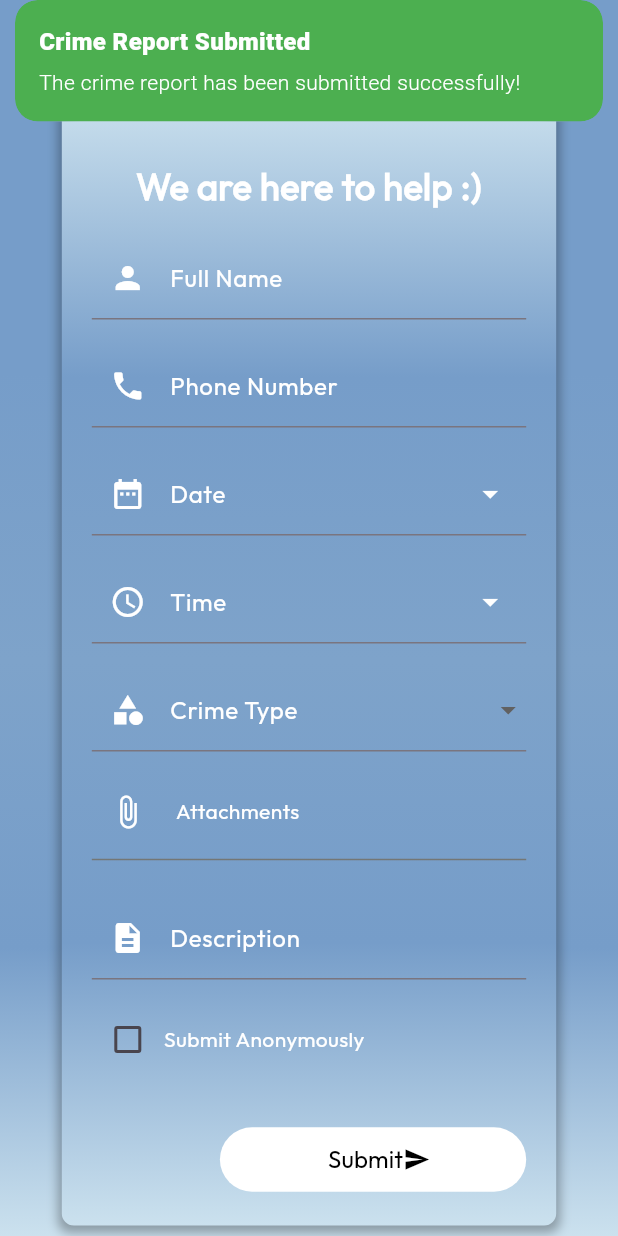
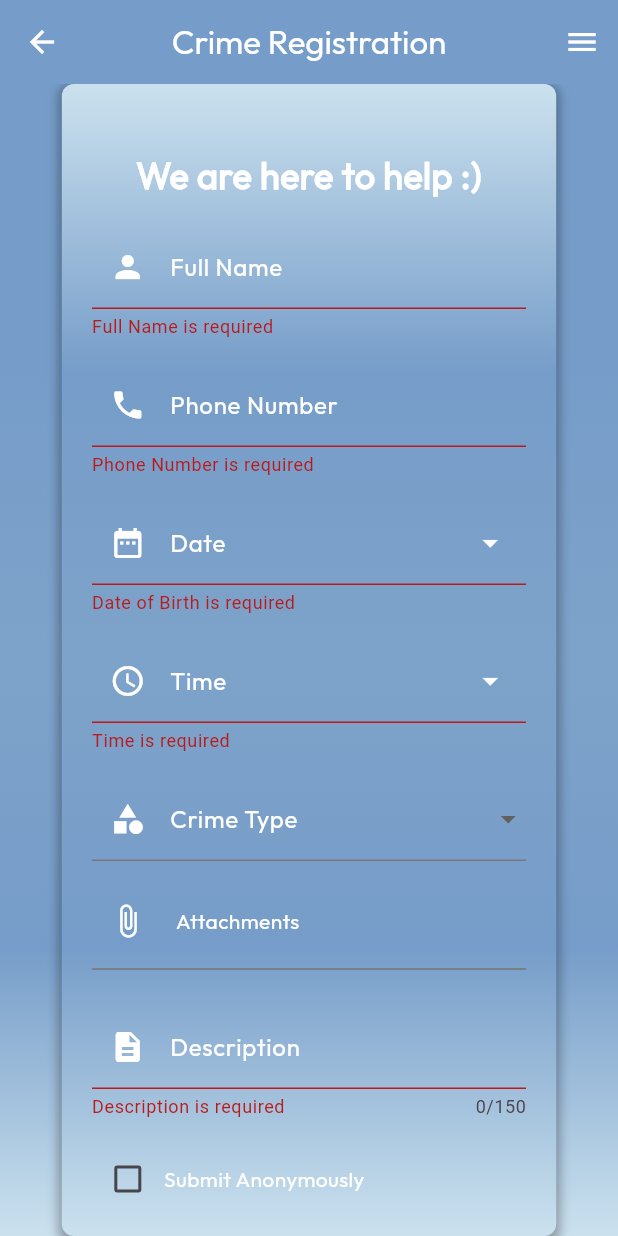
Before and after one commit to adan-s/FYP-Watchful-Eyes, a Flutter app: the CrimeRegistrationForm screen opened directly, after a tap on "Submit", on a phone screen of 412 x 824 dp. Run offline on Flutter 3.47's test engine with Material 3 defaults, Android fonts, the phone set to English and light mode, and no system bars; our stand-ins replace animated_text_kit, carousel_slider, cloud_firestore, file_picker, firebase_auth, firebase_core and 10 more; missing offline and left inert: flutter_animated_button; accounts and stored records are empty; project files that could hold a hidden picture were left out.

Commit message:
Crime Registrations validations

```diff
--- a/lib/screens/crime-registeration-form.dart
+++ b/lib/screens/crime-registeration-form.dart
@@ -1,5 +1,3 @@
-import 'package:firebase_storage/firebase_storage.dart';
-import 'package:firebase_storage/firebase_storage.dart';
 import 'package:flutter/foundation.dart';
 import 'package:flutter/material.dart';
 import 'package:file_picker/file_picker.dart';
@@ -23,6 +21,7 @@ class CrimeRegistrationForm extends StatefulWidget {
 }
 
 class _CrimeRegistrationFormState extends State<CrimeRegistrationForm> {
+  final GlobalKey<FormState> _formKey = GlobalKey<FormState>();
   DateTime selectedDate = DateTime.now();
   late TimeOfDay selectedTime;
 
@@ -105,6 +104,8 @@ class _CrimeRegistrationFormState extends State<CrimeRegistrationForm> {
               ],
             ),
             child: SingleChildScrollView(
+              child: Form(
+                key: _formKey,
                 child: Column(
                   crossAxisAlignment: CrossAxisAlignment.start,
                   children: [
@@ -126,24 +127,53 @@ class _CrimeRegistrationFormState extends State<CrimeRegistrationForm> {
                     SizedBox(height: 16.0),
                     TextFormField(
                       controller: controller.fullNameController,
+                      maxLength: 30,
                       style: TextStyle(color: Colors.white),
                       decoration: InputDecoration(
                         labelText: 'Full Name',
-                      labelStyle:
-                          TextStyle(fontFamily: 'outfit', color: Colors.white),
+                        counterText: '',
+                        labelStyle: TextStyle(
+                            fontFamily: 'outfit', color: Colors.white),
                         prefixIcon: Icon(Icons.person, color: Colors.white),
                       ),
+                      validator: (value) {
+                        if (value == null || value.isEmpty) {
+                          return 'Full Name is required';
+                        }
+                        if (value.length > 30) {
+                          return 'Max 30 characters allowed';
+                        }
+                        if (!RegExp(r'^[a-zA-Z ]+$').hasMatch(value)) {
+                          return 'Alphabets and Spaces allowed';
+                        }
+                        return null;
+                      },
                     ),
                     SizedBox(height: 16.0),
                     TextFormField(
                       controller: controller.phoneNumberController,
                       style: TextStyle(color: Colors.white),
+                      maxLength: 11,
                       decoration: InputDecoration(
                         labelText: 'Phone Number',
-                      labelStyle:
-                          TextStyle(fontFamily: 'outfit', color: Colors.white),
+                        counterText: '',
+                        labelStyle: TextStyle(
+                            fontFamily: 'outfit', color: Colors.white),
                         prefixIcon: Icon(Icons.phone, color: Colors.white),
                       ),
+                      keyboardType: TextInputType.phone,
+                      validator: (value) {
+                        if (value == null || value.isEmpty) {
+                          return 'Phone Number is required';
+                        }
+                        if (value.length > 11) {
+                          return 'Phone Number should not exceed 11 characters';
+                        }
+                        if (!RegExp(r'^[0-9]+$').hasMatch(value)) {
+                          return 'Phone Number can only contain numbers';
+                        }
+                        return null;
+                      },
                     ),
                     SizedBox(height: 16.0),
                     TextFormField(
@@ -170,7 +200,8 @@ class _CrimeRegistrationFormState extends State<CrimeRegistrationForm> {
                           return 'Date of Birth is required';
                         }
 
-                      final RegExp dateRegExp = RegExp(r'^\d{2}/\d{2}/\d{4}$');
+                        final RegExp dateRegExp =
+                            RegExp(r'^\d{2}/\d{2}/\d{4}$');
                         if (!dateRegExp.hasMatch(value)) {
                           return 'Enter a valid date format (MM/DD/YYYY)';
                         }
@@ -180,20 +211,6 @@ class _CrimeRegistrationFormState extends State<CrimeRegistrationForm> {
                           DateTime selectedDate =
                               DateFormat('MM/dd/yyyy').parseStrict(value);
 
-                        // Calculate age
-                        DateTime currentDate = DateTime.now();
-                        int age = currentDate.year - selectedDate.year;
-
-                        // Check if the user is at least 18 years old
-                        if (currentDate.month < selectedDate.month ||
-                            (currentDate.month == selectedDate.month &&
-                                currentDate.day < selectedDate.day)) {
-                          age--; // Subtract 1 year if the birthday hasn't occurred yet
-                        }
-
-                        if (age < 18) {
-                          return 'You must be at least 18 years old';
-                        }
                         } catch (e) {
                           return 'Enter a valid date';
                         }
@@ -203,8 +220,8 @@ class _CrimeRegistrationFormState extends State<CrimeRegistrationForm> {
                       style: TextStyle(color: Colors.white),
                       decoration: InputDecoration(
                         labelText: 'Date',
-                      labelStyle:
-                          TextStyle(fontFamily: 'outfit', color: Colors.white),
+                        labelStyle: TextStyle(
+                            fontFamily: 'outfit', color: Colors.white),
                         prefixIcon: Icon(Icons.date_range, color: Colors.white),
                         suffixIcon:
                             Icon(Icons.arrow_drop_down, color: Colors.white),
@@ -227,19 +244,25 @@ class _CrimeRegistrationFormState extends State<CrimeRegistrationForm> {
                           });
                         }
                       },
+                      validator: (value) {
+                        if (value == null || value.isEmpty) {
+                          return 'Time is required';
+                        }
+                      },
                       style: TextStyle(color: Colors.white),
                       decoration: InputDecoration(
                         labelText: 'Time',
-                      labelStyle:
-                          TextStyle(fontFamily: 'outfit', color: Colors.white),
-                      prefixIcon: Icon(Icons.access_time, color: Colors.white),
+                        labelStyle: TextStyle(
+                            fontFamily: 'outfit', color: Colors.white),
+                        prefixIcon:
+                            Icon(Icons.access_time, color: Colors.white),
                         suffixIcon:
                             Icon(Icons.arrow_drop_down, color: Colors.white),
                       ),
                     ),
                     SizedBox(height: 16.0),
                     DropdownButtonFormField<String>(
-                    items: ['Domestic Abuse', 'Accident', 'Harassment']
+                      items: ['Domestic Abuse', 'Accident', 'Harassment','Other']
                           .map((String crimeType) {
                         return DropdownMenuItem<String>(
                           value: crimeType,
@@ -251,16 +274,17 @@ class _CrimeRegistrationFormState extends State<CrimeRegistrationForm> {
                         );
                       }).toList(),
                       onChanged: (String? value) {
-                      controller.crimeType.value = value ?? 'Harassment';
+                        controller.crimeType.value = value ?? 'Other';
                       },
                       decoration: InputDecoration(
                         labelText: 'Crime Type',
-                      labelStyle:
-                          TextStyle(fontFamily: 'outfit', color: Colors.white),
+                        labelStyle: TextStyle(
+                            fontFamily: 'outfit', color: Colors.white),
                         prefixIcon: Icon(Icons.category, color: Colors.white),
                       ),
                       dropdownColor: Color(
-                        0xFF769DC9), // Set the background color of the dropdown menu
+                          0xFF769DC9), //
+                      // Set the background color of the dropdown menu
                     ),
                     SizedBox(height: 16.0),
                     Column(
@@ -268,7 +292,8 @@ class _CrimeRegistrationFormState extends State<CrimeRegistrationForm> {
                         Row(
                           children: [
                             IconButton(
-                            icon: Icon(Icons.attach_file, color: Colors.white),
+                              icon:
+                                  Icon(Icons.attach_file, color: Colors.white),
                               onPressed: () {
                                 _uploadCrimeAttachments(context);
                               },
@@ -284,8 +309,8 @@ class _CrimeRegistrationFormState extends State<CrimeRegistrationForm> {
                           ],
                         ),
                         Divider(
-                        color:  Color(0xFF747775), // Set the color of the line
-                        thickness: 1,         // Set the thickness of the line
+                          color: Color(0xFF747775), // Set the color of the line
+                          thickness: 1, // Set the thickness of the line
                         ),
                       ],
                     ),
@@ -293,12 +318,21 @@ class _CrimeRegistrationFormState extends State<CrimeRegistrationForm> {
                     TextFormField(
                       controller: controller.descriptionController,
                       style: TextStyle(color: Colors.white),
+                      maxLength: 150,
                       decoration: InputDecoration(
                         labelText: 'Description',
-                      labelStyle:
-                          TextStyle(fontFamily: 'outfit', color: Colors.white),
-                      prefixIcon: Icon(Icons.description, color: Colors.white),
+                        labelStyle: TextStyle(
+                            fontFamily: 'outfit', color: Colors.white),
+                        prefixIcon:
+                            Icon(Icons.description, color: Colors.white),
                       ),
+                      validator: (value) {
+                        if (value == null || value.isEmpty) {
+                          return 'Description is required';
+                        }
+
+                        return null;
+                      },
                     ),
                     SizedBox(height: 16.0),
                     Row(
@@ -321,8 +355,11 @@ class _CrimeRegistrationFormState extends State<CrimeRegistrationForm> {
                       alignment: Alignment.bottomRight,
                       child: ElevatedButton(
                         onPressed: () {
+                          if (_formKey.currentState!.validate()) {
+                            // If the form is valid, submit the data
                             CrimeRegistrationController.instance
                                 .submitCrimeReport();
+                          } else {}
                         },
                         style: ElevatedButton.styleFrom(
                           backgroundColor: Colors.white,
@@ -340,8 +377,8 @@ class _CrimeRegistrationFormState extends State<CrimeRegistrationForm> {
                             ),
                             borderRadius: BorderRadius.circular(8),
                           ),
-                        padding:
-                            EdgeInsets.symmetric(vertical: 10, horizontal: 40),
+                          padding: EdgeInsets.symmetric(
+                              vertical: 10, horizontal: 40),
                           child: Row(
                             mainAxisSize: MainAxisSize.min,
                             children: [
@@ -368,16 +405,8 @@ class _CrimeRegistrationFormState extends State<CrimeRegistrationForm> {
             ),
           ),
         ),
+      ),
     );
-  }
-
-  Future<void> _selectFile(BuildContext context) async {
-    FilePickerResult? result = await FilePicker.platform.pickFiles();
-
-    if (result != null) {
-      // Handle the selected file, you can access it using result.files.first
-      print('File picked: ${result.files.first.name}');
-    }
   }
 }
 
@@ -523,7 +552,6 @@ class ResponsiveRow extends StatelessWidget {
     );
   }
 }
-
 Future<void> _uploadCrimeAttachments(BuildContext context) async {
   try {
     List<XFile>? imageFiles;
@@ -539,13 +567,11 @@ Future<void> _uploadCrimeAttachments(BuildContext context) async {
         if (imageFile is XFile) {
           data = await imageFile.readAsBytes();
 
-          String imageName =
-          DateTime.now().millisecondsSinceEpoch.toString();
+          String imageName = DateTime.now().millisecondsSinceEpoch.toString();
 
           final metadata =
           firebase_storage.SettableMetadata(contentType: 'image/*');
-          final storageRef =
-          firebase_storage.FirebaseStorage.instance.ref();
+          final storageRef = firebase_storage.FirebaseStorage.instance.ref();
 
           firebase_storage.UploadTask? uploadTask;
 
@@ -559,28 +585,26 @@ Future<void> _uploadCrimeAttachments(BuildContext context) async {
                 .child("crimeAttachments/$imageName.jpeg")
                 .getDownloadURL();
             imageUrls.add(imageUrl);
-
-            // Update attachments string in CrimeRegistrationController
-            CrimeRegistrationController.instance.attachments.value = imageUrls.join(',');
           });
-
         } else {
           throw Exception("Unsupported image file type");
         }
       }
 
+      // Update attachments string in CrimeRegistrationController
+      if (imageUrls.isNotEmpty) {
+        CrimeRegistrationController.instance.attachments.value = imageUrls.join(',');
         print("Uploaded image URLs: $imageUrls");
-    }
-  } catch (e) {
-    print('Error uploading crime attachments: $e');
-    // Handle the error as needed
+      } else {
+        print("No attachments selected");
         showDialog(
           context: context,
           builder: (BuildContext context) {
             return AlertDialog(
               title: Text('Error'),
               content: Text(
-              'Failed to upload crime attachments. Please try again.'),
+                'No attachments selected. Please try again.',
+              ),
               actions: <Widget>[
                 TextButton(
                   onPressed: () {
@@ -594,3 +618,27 @@ Future<void> _uploadCrimeAttachments(BuildContext context) async {
         );
       }
     }
+  } catch (e) {
+    print('Error uploading crime attachments: $e');
+    // Handle the error as needed
+    showDialog(
+      context: context,
+      builder: (BuildContext context) {
+        return AlertDialog(
+          title: Text('Error'),
+          content: Text(
+            'Failed to upload crime attachments. Please try again.',
+          ),
+          actions: <Widget>[
+            TextButton(
+              onPressed: () {
+                Navigator.of(context).pop();
+              },
+              child: const Text('OK'),
+            ),
+          ],
+        );
+      },
+    );
+  }
+}
```
Lines whose indentation alone changed are shown as unchanged.
